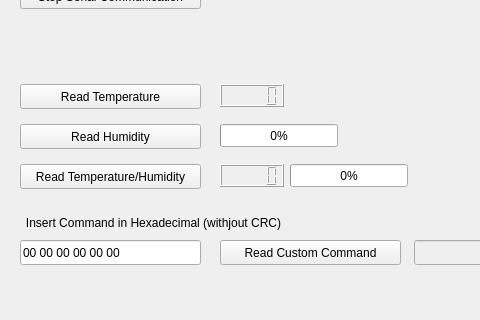
Old version of the form src/esp32_modbus.ui in the repository LuigiSalvatore/perifericos-t1; both pictures show x 0 to 480 and y 106 to 426 of the 669 by 426 pixel window.
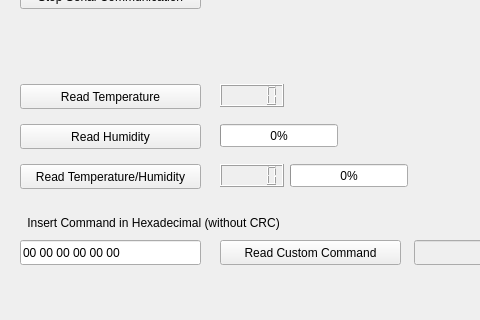
New version of the form.

Patch:
```diff
--- a/src/esp32_modbus.ui
+++ b/src/esp32_modbus.ui
@@ -297,7 +297,7 @@
      </rect>
     </property>
     <property name="text">
-     <string>Insert Command in Hexadecimal (withjout CRC)</string>
+     <string>Insert Command in Hexadecimal (without CRC)</string>
     </property>
     <property name="alignment">
      <set>Qt::AlignCenter</set>
```
